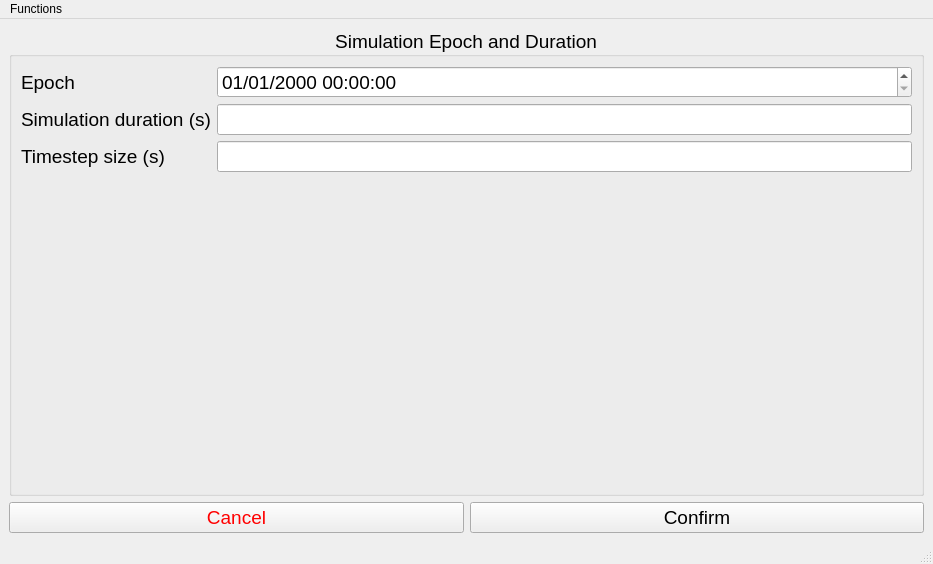
This is SimTimesUI.ui in PatoGranate/Mission-Planner as Qt 5 draws it before an edit. The edited form follows.
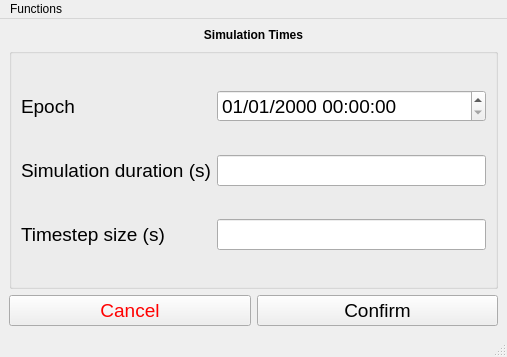
This is the edited form.

What changed in the file:
```diff
--- a/SimTimesUI.ui
+++ b/SimTimesUI.ui
@@ -6,8 +6,8 @@
    <rect>
     <x>0</x>
     <y>0</y>
-    <width>933</width>
-    <height>564</height>
+    <width>507</width>
+    <height>357</height>
    </rect>
   </property>
   <property name="windowTitle">
@@ -15,7 +15,7 @@
   </property>
   <widget class="QWidget" name="centralwidget">
    <layout class="QGridLayout" name="gridLayout">
-    <item row="1" column="1">
+    <item row="2" column="1">
      <widget class="QPushButton" name="times_confirm">
       <property name="font">
        <font>
@@ -30,7 +30,7 @@
       </property>
      </widget>
     </item>
-    <item row="1" column="0">
+    <item row="2" column="0">
      <widget class="QPushButton" name="times_cancel">
       <property name="palette">
        <palette>
@@ -79,7 +79,7 @@
       </property>
      </widget>
     </item>
-    <item row="0" column="0" colspan="2">
+    <item row="1" column="0" colspan="2">
      <widget class="QGroupBox" name="epoch_and_duration">
       <property name="font">
        <font>
@@ -87,7 +87,7 @@
        </font>
       </property>
       <property name="title">
-       <string>Simulation Epoch and Duration</string>
+       <string/>
       </property>
       <property name="alignment">
        <set>Qt::AlignCenter</set>
@@ -101,7 +101,7 @@
       <property name="checked">
        <bool>false</bool>
       </property>
-      <layout class="QFormLayout" name="formLayout">
+      <layout class="QGridLayout" name="gridLayout_2">
        <item row="0" column="0">
         <widget class="QLabel" name="times_epoch_label">
          <property name="text">
@@ -109,20 +109,6 @@
          </property>
         </widget>
        </item>
-       <item row="2" column="0">
-        <widget class="QLabel" name="timestep_label">
-         <property name="text">
-          <string>Timestep size (s)</string>
-         </property>
-        </widget>
-       </item>
-       <item row="1" column="0">
-        <widget class="QLabel" name="duration_label">
-         <property name="text">
-          <string>Simulation duration (s)</string>
-         </property>
-        </widget>
-       </item>
        <item row="0" column="1">
         <widget class="QDateTimeEdit" name="set_epoch">
          <property name="displayFormat">
@@ -130,15 +116,51 @@
          </property>
         </widget>
        </item>
+       <item row="1" column="0">
+        <widget class="QLabel" name="duration_label">
+         <property name="text">
+          <string>Simulation duration (s)</string>
+         </property>
+        </widget>
+       </item>
        <item row="1" column="1">
         <widget class="QLineEdit" name="set_duration"/>
        </item>
+       <item row="2" column="0">
+        <widget class="QLabel" name="timestep_label">
+         <property name="text">
+          <string>Timestep size (s)</string>
+         </property>
+        </widget>
+       </item>
        <item row="2" column="1">
         <widget class="QLineEdit" name="set_timestep"/>
        </item>
       </layout>
      </widget>
     </item>
+    <item row="0" column="0" colspan="2">
+     <widget class="QLabel" name="label">
+      <property name="sizePolicy">
+       <sizepolicy hsizetype="Preferred" vsizetype="Maximum">
+        <horstretch>0</horstretch>
+        <verstretch>0</verstretch>
+       </sizepolicy>
+      </property>
+      <property name="font">
+       <font>
+        <weight>75</weight>
+        <bold>true</bold>
+       </font>
+      </property>
+      <property name="text">
+       <string>Simulation Times</string>
+      </property>
+      <property name="alignment">
+       <set>Qt::AlignCenter</set>
+      </property>
+     </widget>
+    </item>
    </layout>
   </widget>
   <widget class="QMenuBar" name="menubar">
@@ -146,7 +168,7 @@
     <rect>
      <x>0</x>
      <y>0</y>
-     <width>933</width>
+     <width>507</width>
      <height>22</height>
     </rect>
    </property>
```
Left out of the diff: 1 changed line with no effect on the pictures.
